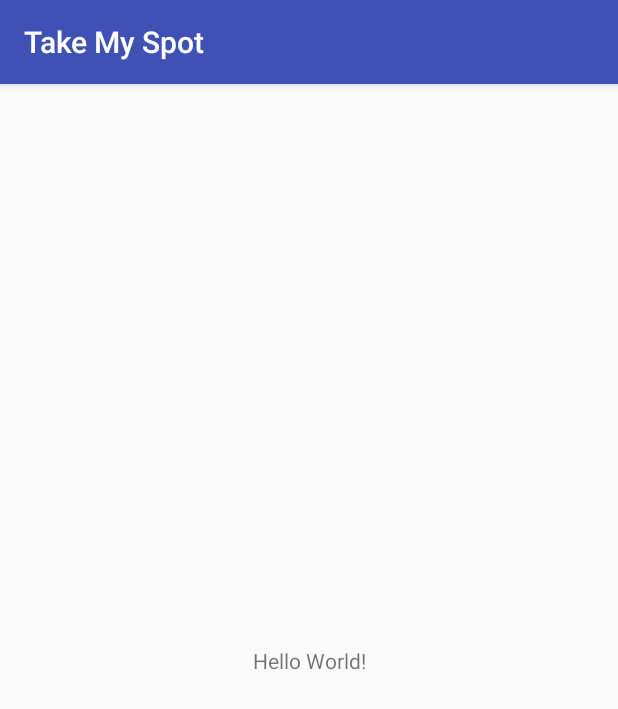
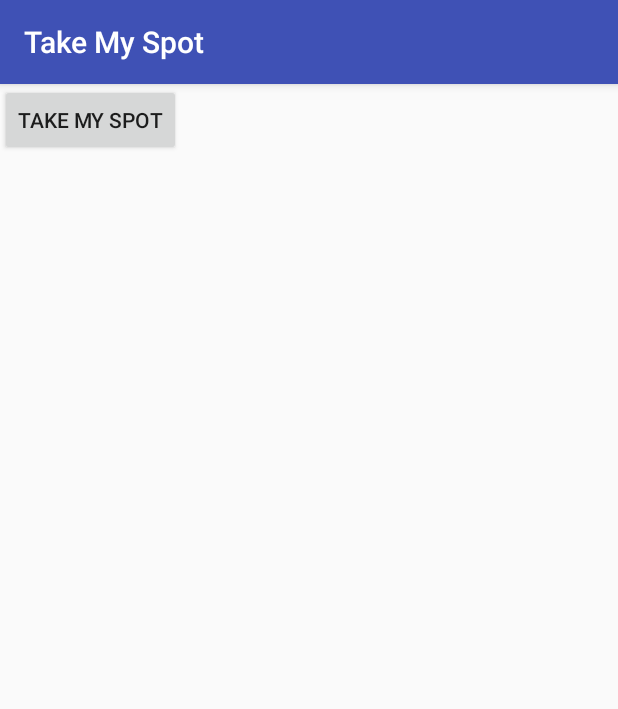
Before and after one commit to brunohorta82/take_my_spot_android, an Android app: the screen it shows after launch (MainActivity), on a phone screen of 412 x 824 dp. Shown: the top 709 px of the screen. Run offline under Robolectric (Android 15) with nearby library versions, the phone set to English and light mode, and no system bars; libraries missing offline, so code that uses them is left out: com.onesignal; 4 statements that could not run were skipped.

Commit message:
botão para registar o spot, filtro nas push notifications

```diff
--- a/app/src/main/java/brunohorta/pt/takemyspot/MainActivity.java
+++ b/app/src/main/java/brunohorta/pt/takemyspot/MainActivity.java
@@ -7,6 +7,9 @@ import android.os.StrictMode;
 import android.support.v4.app.ActivityCompat;
 import android.support.v7.app.AppCompatActivity;
 import android.os.Bundle;
+import android.view.View;
+import android.widget.Button;
+import android.widget.Toast;
 
 import com.google.android.gms.location.FusedLocationProviderClient;
 import com.google.android.gms.location.LocationCallback;
@@ -22,6 +25,7 @@ public class MainActivity extends AppCompatActivity {
 
     private double latitude;
     private double longitude;
+    private Button button;
 
     @Override
     protected void onCreate(Bundle savedInstanceState) {
@@ -40,21 +44,33 @@ public class MainActivity extends AppCompatActivity {
             StrictMode.VmPolicy.Builder builder = new StrictMode.VmPolicy.Builder();
             StrictMode.setVmPolicy(builder.build());
         }
-        SpotRepository.getInstance().registerSpot(new Spot(TakeMySpotApp.getInstance().getPushToken(), 10, 10), new Callback<JsonObject>() {
+
+        button = findViewById(R.id.takeButton);
+        button.setOnClickListener(new View.OnClickListener() {
+            @Override
+            public void onClick(View v) {
+                registerSpot();
+            }
+        });
+
+        registerLocationUpdates();
+    }
+
+    private void registerSpot() {
+        SpotWrapper.getInstance().registerSpot(new Spot(TakeMySpotApp.getInstance().getPushToken(), latitude, longitude), new Callback<JsonObject>() {
             @Override
             public void onResponse(Call<JsonObject> call, Response<JsonObject> response) {
-                System.out.println("OK");
+                Toast.makeText(getApplicationContext(), "Your spot is registered", Toast.LENGTH_SHORT).show();
             }
 
             @Override
             public void onFailure(Call<JsonObject> call, Throwable t) {
-                System.out.println("FAIL");
+                Toast.makeText(getApplicationContext(), "Error one problem occurs", Toast.LENGTH_SHORT).show();
             }
         });
-        registerLocationUpdates();
     }
 
-    private void registerLocationUpdates(){
+    private void registerLocationUpdates() {
         LocationRequest mLocationRequest = LocationRequest.create();
         mLocationRequest.setFastestInterval(1000);
         mLocationRequest.setInterval(1000).setPriority(LocationRequest.PRIORITY_HIGH_ACCURACY);
--- a/app/src/main/java/brunohorta/pt/takemyspot/SpotRepository.java
+++ b/app/src/main/java/brunohorta/pt/takemyspot/SpotWrapper.java
@@ -21,9 +21,9 @@ import retrofit2.converter.gson.GsonConverterFactory;
 /**
  * Repository handling the work with products and comments.
  */
-public class SpotRepository {
+public class SpotWrapper {
 
-    private static SpotRepository sInstance;
+    private static SpotWrapper sInstance;
 
     private final SpotsAPI spotsAPI;
 
@@ -31,7 +31,11 @@ public class SpotRepository {
         new RegisterSpotAsync(spot, spotsAPI, callback).execute();
     }
 
-    private SpotRepository() {
+    public void takeSpot(SpotIntent spot, Callback<JsonObject> callback) {
+        new TakeSpotAsync(spot, spotsAPI, callback).execute();
+    }
+
+    private SpotWrapper() {
         Gson gson = new GsonBuilder()
                 .setLenient().registerTypeAdapter(Date.class, new JsonSerializer<Date>() {
                     @Override
@@ -54,11 +58,11 @@ public class SpotRepository {
     }
 
 
-    public static SpotRepository getInstance() {
+    public static SpotWrapper getInstance() {
         if (sInstance == null) {
-            synchronized (SpotRepository.class) {
+            synchronized (SpotWrapper.class) {
                 if (sInstance == null) {
-                    sInstance = new SpotRepository();
+                    sInstance = new SpotWrapper();
                 }
             }
         }
--- a/app/src/main/java/brunohorta/pt/takemyspot/SpotsAPI.java
+++ b/app/src/main/java/brunohorta/pt/takemyspot/SpotsAPI.java
@@ -11,4 +11,7 @@ public interface SpotsAPI {
     @POST("api/spots/")
     Call<JsonObject> registerSpot(@Body Spot spot);
 
+    @POST("api/spots/grab")
+    Call<JsonObject>grabSpot(@Body SpotIntent spotIntent);
+
 }
--- a/app/src/main/java/brunohorta/pt/takemyspot/TakeMySpotApp.java
+++ b/app/src/main/java/brunohorta/pt/takemyspot/TakeMySpotApp.java
@@ -15,7 +15,6 @@ public class TakeMySpotApp extends Application {
         mInstance = this;
         OneSignal.startInit(this)
                 .inFocusDisplaying(OneSignal.OSInFocusDisplayOption.Notification)
-                //.setNotificationOpenedHandler(new ExampleNotificationOpenedHandler(this))
                 .unsubscribeWhenNotificationsAreDisabled(true)
                 .init();
         OneSignal.idsAvailable(new OneSignal.IdsAvailableHandler() {
--- a/app/src/main/res/layout/activity_main.xml
+++ b/app/src/main/res/layout/activity_main.xml
@@ -6,13 +6,11 @@
     android:layout_height="match_parent"
     tools:context="brunohorta.pt.takemyspot.MainActivity">
 
-    <TextView
+    <Button
+        android:id="@+id/takeButton"
         android:layout_width="wrap_content"
         android:layout_height="wrap_content"
-        android:text="Hello World!"
-        app:layout_constraintBottom_toBottomOf="parent"
-        app:layout_constraintLeft_toLeftOf="parent"
-        app:layout_constraintRight_toRightOf="parent"
-        app:layout_constraintTop_toTopOf="parent" />
-
+        android:text="Take my Spot"
+        tools:layout_editor_absoluteX="131dp"
+        tools:layout_editor_absoluteY="231dp" />
 </android.support.constraint.ConstraintLayout>
```
Also changed, not shown: app/src/main/java/brunohorta/pt/takemyspot/NotificationExtenderBareBonesExample.java (+9 -1 lines), app/src/main/java/brunohorta/pt/takemyspot/SpotIntent.java (added, +34 -0 lines), app/src/main/java/brunohorta/pt/takemyspot/TakeSpotAsync.java (added, +31 -0 lines).
